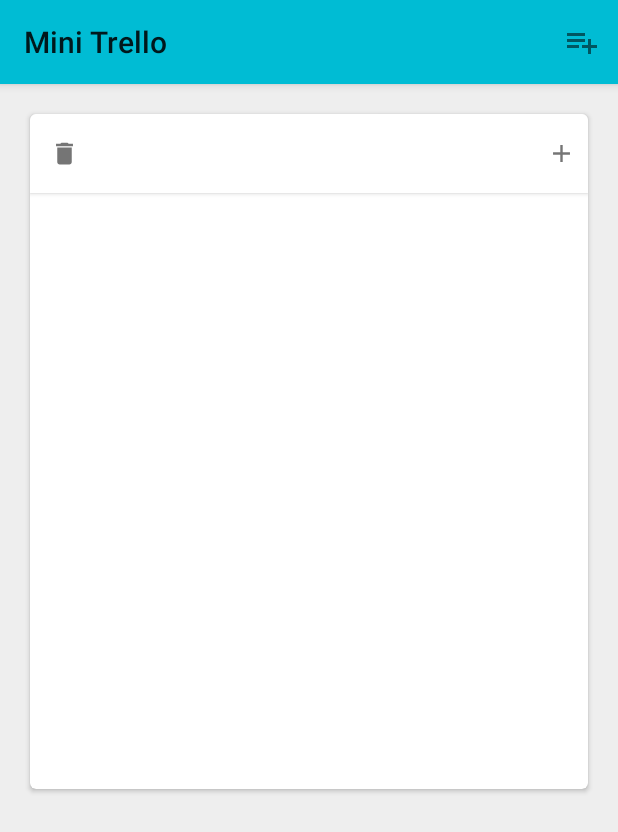
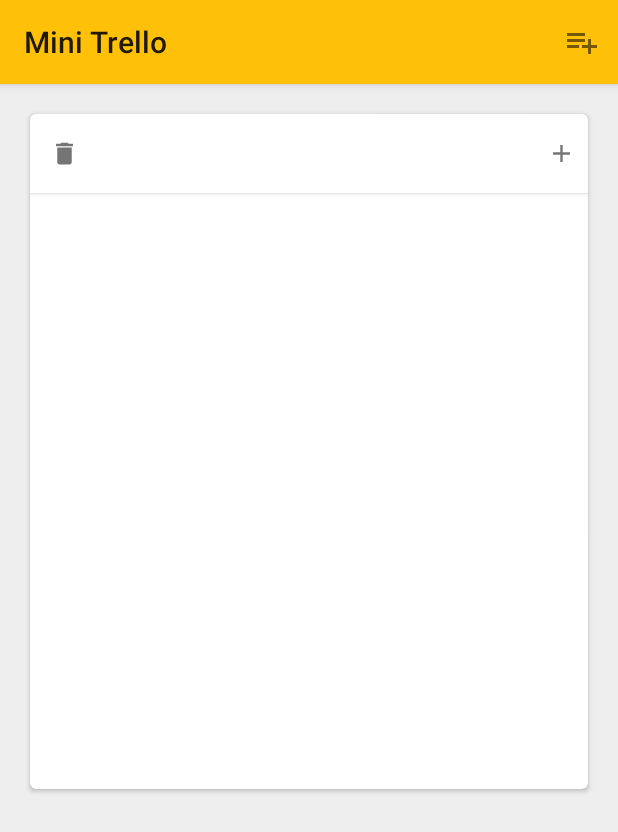
Before and after one commit to chinnonae/SW-spec-mini-trello, an Android app: the CardListFragment screen opened directly, with no data from a screen before it, after a tap on "OK", on a phone screen of 412 x 824 dp. Shown: the top 832 px of the screen. Run offline under Robolectric (Android 15) with nearby library versions, the phone set to English and light mode, and no system bars; 1 other tap on this screen came first.

Commit message:
Fix adapter binding bug

```diff
--- a/app/src/main/java/com/ske/minitrello/activities/CardInfoFragment.java
+++ b/app/src/main/java/com/ske/minitrello/activities/CardInfoFragment.java
@@ -37,7 +37,6 @@
         cardDescription = (TextView) rootView.findViewById(R.id.card_dialog_description);
 
         cardTitle.setText(card.getName());
-        cardTitle.setEnabled(false);
         cardDescription.setText(card.getDescription());
 
 
--- a/app/src/main/java/com/ske/minitrello/activities/CardListFragment.java
+++ b/app/src/main/java/com/ske/minitrello/activities/CardListFragment.java
@@ -1,5 +1,6 @@
 package com.ske.minitrello.activities;
 
+import android.content.Context;
 import android.content.DialogInterface;
 import android.content.Intent;
 import android.os.Bundle;
@@ -32,7 +33,7 @@
 
     private CardList cardList;
     private List<Card> cards;
-
+    private boolean isBinded = false;
     private RecyclerView recyclerView;
     private CardAdapter cardAdapter;
 
@@ -47,9 +48,14 @@
         return fragment;
     }
 
+
     @Override
-    public void onCreate(Bundle savedInstanceState) {
-        super.onCreate(savedInstanceState);
+    public void onViewCreated(View view, Bundle savedInstanceState) {
+        super.onViewCreated(view, savedInstanceState);
+        Log.e("onViewCreated", "After view created " + listPosition);
+
+        if (CardController.getCurrentPage() == listPosition)
+            bindToController();
     }
 
     @Override
@@ -58,9 +64,13 @@
 
         View rootView = inflater.inflate(R.layout.fragment_card_list, container, false);
 
+        Log.e("onViewCreated", "On view created");
+
         listPosition = getArguments().getInt("position");
         cardList = CardKeeper.getInstance().getLists().get(listPosition);
         cards = cardList.getCards();
+
+        Log.e("CardListFragment" , "Hello " + listPosition);
 
         LinearLayoutManager llm = new LinearLayoutManager(getContext());
         recyclerView = (RecyclerView)rootView.findViewById(R.id.card_recyclerView);
@@ -101,7 +111,6 @@
 
     private void showAddListDialog() {
         AddCardDialog acd = new AddCardDialog();
-        recyclerView.getLayoutManager().scrollToPosition(cards.size() - 1);
         acd.showDialog(getActivity(), listPosition);
     }
 
@@ -115,7 +124,6 @@
                 "Yes",
                 new DialogInterface.OnClickListener() {
                     public void onClick(DialogInterface dialog, int id) {
-//                        ((MainActivity)getActivity()).delete(cardList);
                         CardController.deleteCardList(cardList);
                         dialog.cancel();
                     }
@@ -144,5 +152,4 @@
         }
     }
 
-
 }
--- a/app/src/main/java/com/ske/minitrello/activities/MainActivity.java
+++ b/app/src/main/java/com/ske/minitrello/activities/MainActivity.java
@@ -48,7 +48,8 @@
         // Set up the ViewPager with the sections adapter.
         viewPager = (ViewPager) findViewById(R.id.container);
         viewPager.setAdapter(pagerAdapter);
-        viewPager.addOnPageChangeListener(new PageChangeListener());
+        PageChangeListener listener = new PageChangeListener();
+        viewPager.addOnPageChangeListener(listener);
         CardController.setViewPager(viewPager);
         CardController.setPagerAdapter(pagerAdapter);
 
@@ -66,17 +67,6 @@
         return true;
     }
 
-//    public void delete(CardList cardList) {
-//        int position = CardKeeper.getInstance().getLists().indexOf(cardList);
-//        CardKeeper.getInstance().deleteCardList(cardList);
-//        CardListFragment fragment = (CardListFragment)pagerAdapter.getItem(viewPager.getCurrentItem());
-////        pagerAdapter = new CardListPagerAdapter(getSupportFragmentManager());
-//        pagerAdapter.removeItem(fragment);
-//        pagerAdapter.notifyDataSetChanged();
-////        viewPager.setAdapter(pagerAdapter);
-//        viewPager.setCurrentItem(position - 1);
-
-    //}
 
     private class PageChangeListener extends ViewPager.SimpleOnPageChangeListener {
 
--- a/app/src/main/java/com/ske/minitrello/activities/ShowCardInfoActivity.java
+++ b/app/src/main/java/com/ske/minitrello/activities/ShowCardInfoActivity.java
@@ -55,7 +55,6 @@
                     .commit();
         }
 
-
     }
 
 
@@ -69,8 +68,6 @@
                 "Yes",
                 new DialogInterface.OnClickListener() {
                     public void onClick(DialogInterface dialog, int id) {
-                        // TODO implement card removal
-                        //CardKeeper.getInstance().deleteCard(card);
                         CardController.deleteCard(card, cardPosition);
                         dialog.cancel();
                         finish();
--- a/app/src/main/java/com/ske/minitrello/controllers/CardController.java
+++ b/app/src/main/java/com/ske/minitrello/controllers/CardController.java
@@ -4,6 +4,7 @@
 import android.support.v4.view.ViewPager;
 import android.support.v7.widget.RecyclerView;
 import android.util.Log;
+import android.widget.Toast;
 
 import com.ske.minitrello.activities.CardListFragment;
 import com.ske.minitrello.models.Card;
@@ -20,6 +21,8 @@
  */
 public class CardController {
 
+    static String className = "CardController";
+
     private static CardAdapter cardAdapter;
     private static RecyclerView recyclerView;
 
@@ -28,13 +31,18 @@
 
 
     public static void setCardAdapter(CardAdapter adapter) {
-        Log.i("Set adapter" , "Set " + adapter.hashCode());
+        Log.i(className , "Set " + adapter.toString());
         cardAdapter = adapter;
     }
 
     public static void setRecyclerView(RecyclerView rv) {
-        Log.i("Set rv", "Set " + rv.hashCode());
+        Log.i(className, "Set " + rv.toString());
         recyclerView = rv;
+    }
+
+    public static int getCurrentPage() {
+        Log.i(className, viewPager.getCurrentItem() + "= NUMBER OF CURRENT PAGE");
+        return viewPager.getCurrentItem();
     }
 
     public static void setViewPager(ViewPager pager) {
@@ -47,17 +55,20 @@
 
 
     public static void addCard(Card card, CardList cardList) {
-        int position = CardKeeper.getInstance().getLists().size() - 1;
+
         CardKeeper.getInstance().addCardToCardList(card, cardList);
+
+        int position = cardList.getCards().size() - 1;
+        recyclerView.getLayoutManager().scrollToPosition(position);
+        Log.i(className, "Inserted via adapter - " + cardAdapter.toString());
         cardAdapter.notifyItemInserted(position);
-        recyclerView.scrollToPosition(position);
+
     }
 
     public static void addCardList(CardList cardList) {
         CardKeeper.getInstance().addCardList(cardList);
-        CardListPagerAdapter adapter = (CardListPagerAdapter)viewPager.getAdapter();
-        adapter.notifyDataSetChanged();
-        viewPager.setCurrentItem(adapter.getCount() - 1);
+        pagerAdapter.notifyDataSetChanged();
+        viewPager.setCurrentItem(pagerAdapter.getCount() - 1);
     }
 
     public static void renameCard(Card card, String name) {
@@ -72,14 +83,13 @@
 
     public static void deleteCard(Card card, int position) {
         CardKeeper.getInstance().deleteCard(card);
+        Log.i(className, "Removed via adapter - " + cardAdapter.toString());
         cardAdapter.notifyItemRemoved(position);
     }
 
     public static void deleteCardList(CardList cardList) {
         int position = CardKeeper.getInstance().getLists().indexOf(cardList);
         CardKeeper.getInstance().deleteCardList(cardList);
-        CardListFragment fragment = (CardListFragment)pagerAdapter.getItem(viewPager.getCurrentItem());
-        pagerAdapter.removeItem(fragment);
         pagerAdapter.notifyDataSetChanged();
         viewPager.setCurrentItem(position - 1);
     }
--- a/app/src/main/java/com/ske/minitrello/dialogs/AddCardListDialog.java
+++ b/app/src/main/java/com/ske/minitrello/dialogs/AddCardListDialog.java
@@ -30,7 +30,6 @@
         confirmButton.setOnClickListener(new View.OnClickListener() {
             @Override
             public void onClick(View v) {
-
                 CardList newList = new CardList(listTitle.getText().toString());
                 CardController.addCardList(newList);
                 dialog.dismiss();
--- a/app/src/main/java/com/ske/minitrello/views/adapters/CardListPagerAdapter.java
+++ b/app/src/main/java/com/ske/minitrello/views/adapters/CardListPagerAdapter.java
@@ -3,32 +3,34 @@
 import android.support.v4.app.Fragment;
 import android.support.v4.app.FragmentManager;
 import android.support.v4.app.FragmentStatePagerAdapter;
-import android.view.View;
 
 import com.ske.minitrello.activities.CardListFragment;
 import com.ske.minitrello.models.CardKeeper;
 
-import java.util.ArrayList;
-import java.util.List;
-
+import java.util.HashMap;
+import java.util.Map;
 
 public class CardListPagerAdapter extends FragmentStatePagerAdapter {
 
-    private List<Fragment> fragmentList;
+    private Map<Integer, Fragment> fragmentMap;
 
     public CardListPagerAdapter(FragmentManager fm) {
         super(fm);
-        fragmentList = new ArrayList<>();
+
+        fragmentMap = new HashMap<>();
     }
 
     public void removeItem(Fragment fragment) {
-        fragmentList.remove(fragment);
+        fragmentMap.remove(fragment);
     }
 
     @Override
     public int getItemPosition(Object object) {
-        if (fragmentList.contains((Fragment) object) )
-            return fragmentList.indexOf((Fragment) object);
+//        Set<Integer> keys = fragmentMap.keySet();
+//        if (fragmentMap.containsValue((Fragment)object))
+//            return fragmentMap.
+//        if (fragmentMap.contains((Fragment) object) )
+//            return fragmentMap.indexOf((Fragment) object);
 
         return POSITION_NONE;
 
@@ -37,13 +39,15 @@
     @Override
     public Fragment getItem(int position) {
 
-        if (position >= fragmentList.size()) {
-            Fragment fragment = CardListFragment.newInstance(position);
-            fragmentList.add(fragment);
+        if (position >= fragmentMap.size()) {
+            CardListFragment fragment = CardListFragment.newInstance(position);
+            fragmentMap.put(position, fragment);
             return fragment;
         }
 
-        return fragmentList.get(position);
+//        return CardListFragment.newInstance(position);
+
+        return fragmentMap.get(position);
     }
 
     @Override
--- a/app/src/main/res/layout/fragment_card_info.xml
+++ b/app/src/main/res/layout/fragment_card_info.xml
@@ -21,7 +21,9 @@
             android:textSize="20sp"
             android:layout_alignParentStart="false"
             android:padding="10dp"
-            android:layout_marginTop="20dp" />
+            android:layout_marginTop="20dp"
+            android:background="@android:color/transparent"
+            android:focusable="false"/>
 
     </RelativeLayout>
 
--- a/app/src/main/res/values/colors.xml
+++ b/app/src/main/res/values/colors.xml
@@ -1,7 +1,7 @@
 <?xml version="1.0" encoding="utf-8"?>
 <resources>
-    <color name="colorPrimary">#00BCD4</color>
-    <color name="colorPrimaryDark">#00BCD4</color>
+    <color name="colorPrimary">#FFC107</color>
+    <color name="colorPrimaryDark">#FFC107</color>
     <color name="colorAccent">#FF4081</color>
     <color name="colorGrey">#e0e0e0</color>
 </resources>
```
Also changed, not shown: app/src/main/res/drawable/translation_selector.xml (added, +20 -0 lines), app/src/main/res/layout/card_list_item.xml (+5 -2 lines).
